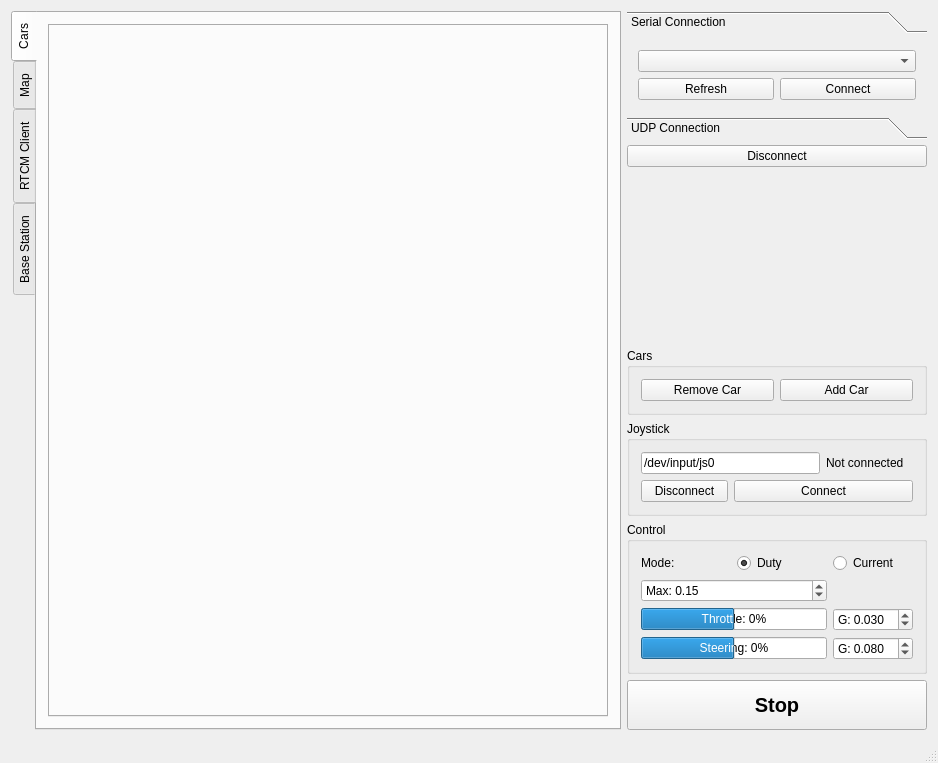
Above: Linux/RC_Car_Tool/mainwindow.ui from vedderb/rise_sdvp before the change. Below: the same form after it.
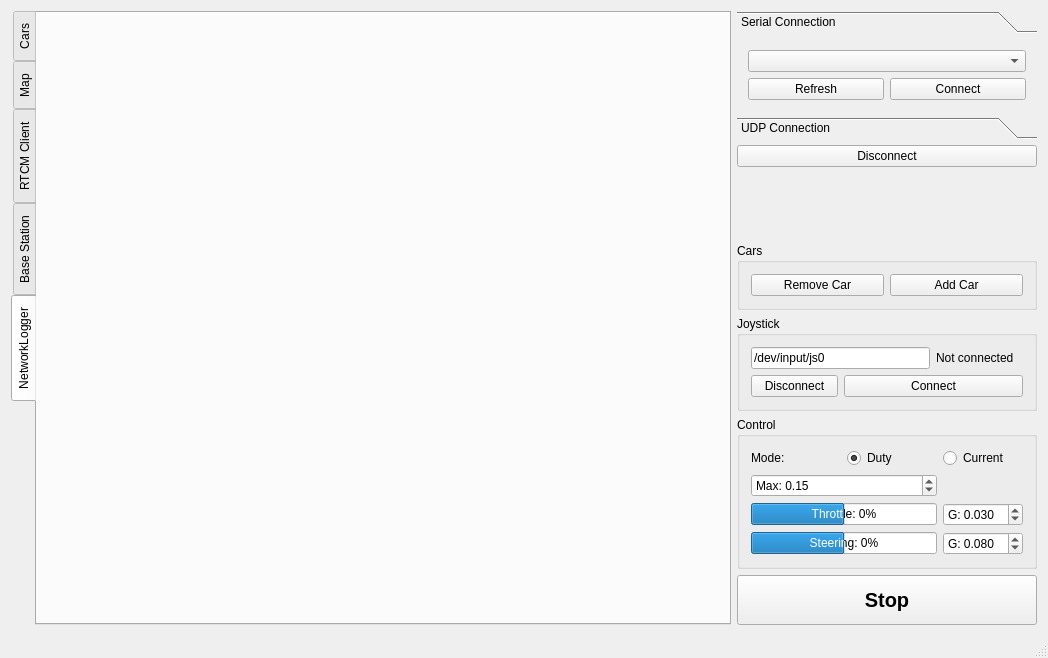
That is the form after the change. The open tabs and pages were chosen to show the change. Custom widgets are drawn as their Qt base class.

Commit message: Added network logger

Diff of the .ui file:
```diff
--- a/Linux/RC_Car_Tool/mainwindow.ui
+++ b/Linux/RC_Car_Tool/mainwindow.ui
@@ -6,8 +6,8 @@
    <rect>
     <x>0</x>
     <y>0</y>
-    <width>938</width>
-    <height>763</height>
+    <width>1048</width>
+    <height>658</height>
    </rect>
   </property>
   <property name="windowTitle">
@@ -331,6 +331,16 @@
         </item>
        </layout>
       </widget>
+      <widget class="QWidget" name="tab_5">
+       <attribute name="title">
+        <string>NetworkLogger</string>
+       </attribute>
+       <layout class="QVBoxLayout" name="verticalLayout_2">
+        <item>
+         <widget class="NetworkLogger" name="networkLoggerWidget" native="true"/>
+        </item>
+       </layout>
+      </widget>
      </widget>
     </item>
     <item>
@@ -708,6 +718,12 @@
    <header>basestation.h</header>
    <container>1</container>
   </customwidget>
+  <customwidget>
+   <class>NetworkLogger</class>
+   <extends>QWidget</extends>
+   <header>networklogger.h</header>
+   <container>1</container>
+  </customwidget>
  </customwidgets>
  <resources/>
  <connections/>
```
Left out of the diff: 2 changed lines with no effect on the pictures. The commit also changes 24 other files.
